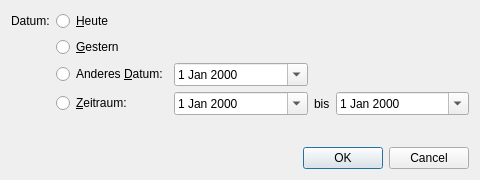
Before: the Qt Designer form src/gui/windows/input/DateInputDialog.ui in startkladde/startkladde, drawn with Qt 5.
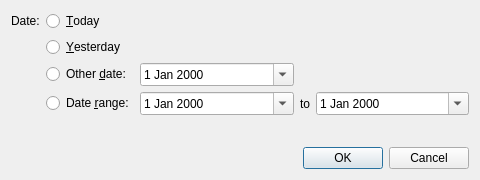
After: the same form once the commit is applied.

```diff
--- a/src/gui/windows/input/DateInputDialog.ui
+++ b/src/gui/windows/input/DateInputDialog.ui
@@ -30,28 +30,28 @@
       <item row="0" column="0">
        <widget class="QLabel" name="dateLabel">
         <property name="text">
-         <string>Datum:</string>
+         <string>Date:</string>
         </property>
        </widget>
       </item>
       <item row="0" column="1">
        <widget class="QRadioButton" name="todaySelect">
         <property name="text">
-         <string>&amp;Heute</string>
+         <string>&amp;Today</string>
         </property>
        </widget>
       </item>
       <item row="1" column="1">
        <widget class="QRadioButton" name="yesterdaySelect">
         <property name="text">
-         <string>&amp;Gestern</string>
+         <string>&amp;Yesterday</string>
         </property>
        </widget>
       </item>
       <item row="2" column="1">
        <widget class="QRadioButton" name="otherDateSelect">
         <property name="text">
-         <string>Anderes &amp;Datum:</string>
+         <string>Other &amp;date:</string>
         </property>
        </widget>
       </item>
@@ -65,7 +65,7 @@
       <item row="3" column="1">
        <widget class="QRadioButton" name="dateRangeSelect">
         <property name="text">
-         <string>&amp;Zeitraum:</string>
+         <string>Date &amp;range:</string>
         </property>
        </widget>
       </item>
@@ -79,7 +79,7 @@
       <item row="3" column="3">
        <widget class="QLabel" name="dateRangeToLabel">
         <property name="text">
-         <string>bis</string>
+         <string>to</string>
         </property>
        </widget>
       </item>
```
